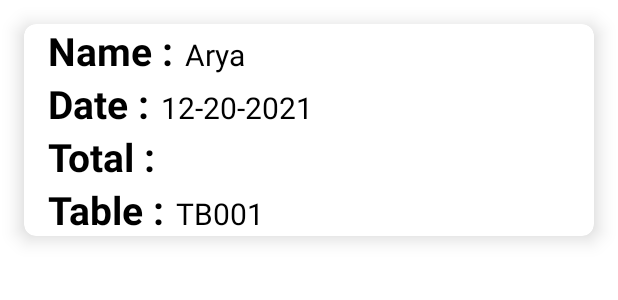
After one commit to Madhawa-Tharindu/green-lantern, an Android app: the layout item.xml on its own in the app's theme, with its tools: preview values and no code run, on a phone screen of 412 x 824 dp. The commit adds this screen. Shown: the top 300 px of the screen. Run offline under Robolectric (Android 15) with nearby library versions, the light colour scheme and no system bars.

Commit message:
View Data

```diff
--- a/app/src/main/AndroidManifest.xml
+++ b/app/src/main/AndroidManifest.xml
@@ -10,6 +10,9 @@
         android:roundIcon="@mipmap/ic_launcher_round"
         android:supportsRtl="true"
         android:theme="@style/Theme.GreenLantern">
+        <activity
+            android:name=".table.tableBooking"
+            android:exported="true" />
         <activity
             android:name=".table.table_form_2_single"
             android:exported="true" />
--- a/app/src/main/java/com/example/greenlantern/Table.java
+++ b/app/src/main/java/com/example/greenlantern/Table.java
@@ -58,8 +58,6 @@ public class Table extends AppCompatActivity {
         intent.putExtra("tableId","TB001");
         intent.putExtra("userId",userId);
         startActivity(intent);
-
-
     }
 
 
--- a/app/src/main/java/com/example/greenlantern/table/table_form_single.java
+++ b/app/src/main/java/com/example/greenlantern/table/table_form_single.java
@@ -141,12 +141,13 @@ public class table_form_single extends AppCompatActivity {
                 else if(pt_for.getText().toString().matches(".*\\d.*")){
                     Toast.makeText(getApplicationContext(),"Name Can not be A number !",Toast.LENGTH_SHORT).show();
                 }
+                /*
                 else if(pt_for.getText().toString().length()>20){
                     Toast.makeText(getApplicationContext(),"Name Must be 1 to 20 Character !",Toast.LENGTH_SHORT).show();
                 }
                 else if(pt_phone.getText().toString().length()!=10){
                     Toast.makeText(getApplicationContext(),"Phone Number Must be 10 Numbers !",Toast.LENGTH_SHORT).show();
-                }
+                }*/
             else{
                     nextPage(view);
                 }
--- /dev/null
+++ b/app/src/main/res/layout/item.xml
@@ -0,0 +1,119 @@
+<?xml version="1.0" encoding="utf-8"?>
+<androidx.cardview.widget.CardView xmlns:android="http://schemas.android.com/apk/res/android"
+    android:layout_width="match_parent"
+    android:layout_height="wrap_content"
+    xmlns:app="http://schemas.android.com/apk/res-auto"
+    app:cardElevation="8dp"
+    app:cardCornerRadius="8dp"
+    android:layout_margin="16dp">
+
+    <LinearLayout
+        android:layout_width="wrap_content"
+        android:layout_height="wrap_content"
+        android:layout_marginLeft="16dp"
+        android:orientation="vertical">
+
+        <LinearLayout
+            android:layout_width="wrap_content"
+            android:layout_height="wrap_content"
+            android:layout_gravity="center_vertical"
+            android:orientation="horizontal">
+
+            <TextView
+                android:layout_width="wrap_content"
+                android:layout_height="wrap_content"
+                android:text="Name :"
+                android:textColor="@color/black"
+                android:textSize="26sp"
+                android:textStyle="bold"/>
+
+            <TextView
+                android:id="@+id/tvName"
+                android:layout_width="wrap_content"
+                android:layout_height="wrap_content"
+                android:layout_marginLeft="8dp"
+                android:text="Arya"
+                android:textColor="@color/black"
+                android:textSize="20sp" />
+
+        </LinearLayout>
+
+        <LinearLayout
+            android:layout_width="wrap_content"
+            android:layout_height="wrap_content"
+            android:layout_gravity="center_vertical"
+            android:orientation="horizontal">
+
+            <TextView
+                android:layout_width="wrap_content"
+                android:layout_height="wrap_content"
+                android:text="Date :"
+                android:textColor="@color/black"
+                android:textSize="26sp"
+                android:textStyle="bold"/>
+
+            <TextView
+                android:id="@+id/tvdate"
+                android:layout_width="wrap_content"
+                android:layout_height="wrap_content"
+                android:layout_marginLeft="8dp"
+                android:text="12-20-2021"
+                android:textColor="@color/black"
+                android:textSize="20sp" />
+
+        </LinearLayout>
+        <LinearLayout
+            android:layout_width="wrap_content"
+            android:layout_height="wrap_content"
+            android:layout_gravity="center_vertical"
+            android:orientation="horizontal">
+
+            <TextView
+                android:layout_width="wrap_content"
+                android:layout_height="wrap_content"
+                android:text="Total : "
+                android:textColor="@color/black"
+                android:textSize="26sp"
+                android:textStyle="bold"/>
+
+            <TextView
+                android:id="@+id/tvtotal"
+                android:layout_width="wrap_content"
+                android:layout_height="wrap_content"
+                android:layout_marginLeft="8dp"
+                android:text=""
+                android:textColor="@color/black"
+                android:textSize="20sp" />
+
+        </LinearLayout>
+
+        <LinearLayout
+            android:layout_width="wrap_content"
+            android:layout_height="wrap_content"
+            android:layout_gravity="center_vertical"
+            android:orientation="horizontal">
+
+            <TextView
+                android:layout_width="wrap_content"
+                android:layout_height="wrap_content"
+                android:text="Table :"
+                android:textColor="@color/black"
+                android:textSize="26sp"
+                android:textStyle="bold"/>
+
+            <TextView
+                android:id="@+id/tvtable"
+                android:layout_width="wrap_content"
+                android:layout_height="wrap_content"
+                android:layout_marginLeft="8dp"
+                android:text="TB001"
+                android:textColor="@color/black"
+                android:textSize="20sp" />
+
+        </LinearLayout>
+
+
+
+    </LinearLayout>
+
+</androidx.cardview.widget.CardView>
```
Also changed, not shown: app/src/main/java/com/example/greenlantern/Booking.java (+7 -0 lines), app/src/main/java/com/example/greenlantern/table/DAOETable.java (+20 -0 lines), app/src/main/java/com/example/greenlantern/table/tableAdapter.java (added, +63 -0 lines), app/src/main/java/com/example/greenlantern/table/tableBooking.java (added, +104 -0 lines), app/src/main/java/com/example/greenlantern/table/table_form_2_single.java (+47 -6 lines), app/src/main/res/layout/activity_table_booking.xml (added, +42 -0 lines), app/src/main/res/layout/activity_table_form2_single.xml (+14 -0 lines).
